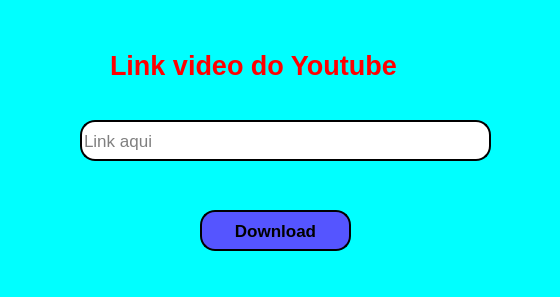
The window that tela.ui (MuriloHeyde89/Download_Video_Youtube) describes before a commit, drawn with Qt 5.
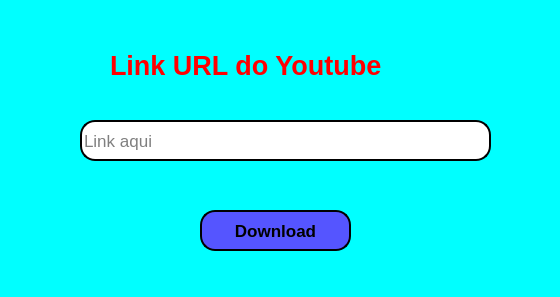
The same window after the commit.

Patch:
```diff
--- a/tela.ui
+++ b/tela.ui
@@ -95,7 +95,7 @@
      <string notr="true">color: rgb(255, 0, 0);</string>
     </property>
     <property name="text">
-     <string>Link video do Youtube</string>
+     <string>Link URL do Youtube</string>
     </property>
    </widget>
    <widget class="QLabel" name="label_2">
```
